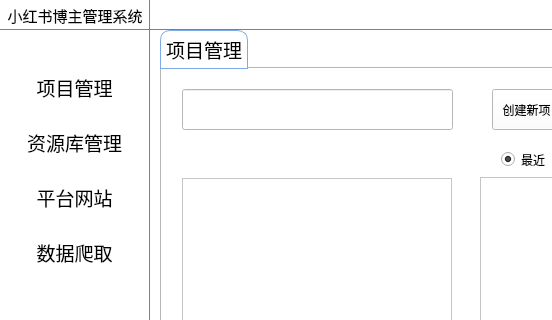
The window that xhs_DBMS/appbasewindow.ui (Littledoveqwq/xhs_DBMS) describes before a commit, drawn with Qt 5; both pictures show x 0 to 552 and y 0 to 320 of the 1080 by 640 pixel window.
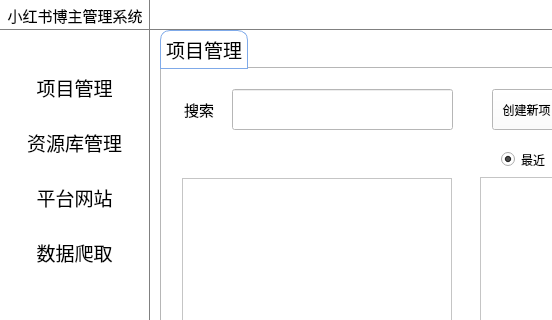
The same window after the commit. The open tabs and pages were chosen to show the change. Icons and pictures are not drawn.

```diff
--- a/xhs_DBMS/appbasewindow.ui
+++ b/xhs_DBMS/appbasewindow.ui
@@ -370,9 +370,9 @@
          <widget class="QLineEdit" name="edt_Projectsearch">
           <property name="geometry">
            <rect>
-            <x>20</x>
+            <x>70</x>
             <y>20</y>
-            <width>271</width>
+            <width>221</width>
             <height>41</height>
            </rect>
           </property>
@@ -387,6 +387,28 @@
            </rect>
           </property>
          </widget>
+         <widget class="QLabel" name="label_5">
+          <property name="geometry">
+           <rect>
+            <x>10</x>
+            <y>20</y>
+            <width>54</width>
+            <height>41</height>
+           </rect>
+          </property>
+          <property name="font">
+           <font>
+            <family>Microsoft YaHei</family>
+            <pointsize>11</pointsize>
+           </font>
+          </property>
+          <property name="text">
+           <string>搜索</string>
+          </property>
+          <property name="alignment">
+           <set>Qt::AlignCenter</set>
+          </property>
+         </widget>
         </widget>
         <widget class="QWidget" name="widget_3" native="true">
          <property name="geometry">
```
Left out of the diff: 4 changed lines with no effect on the pictures.
